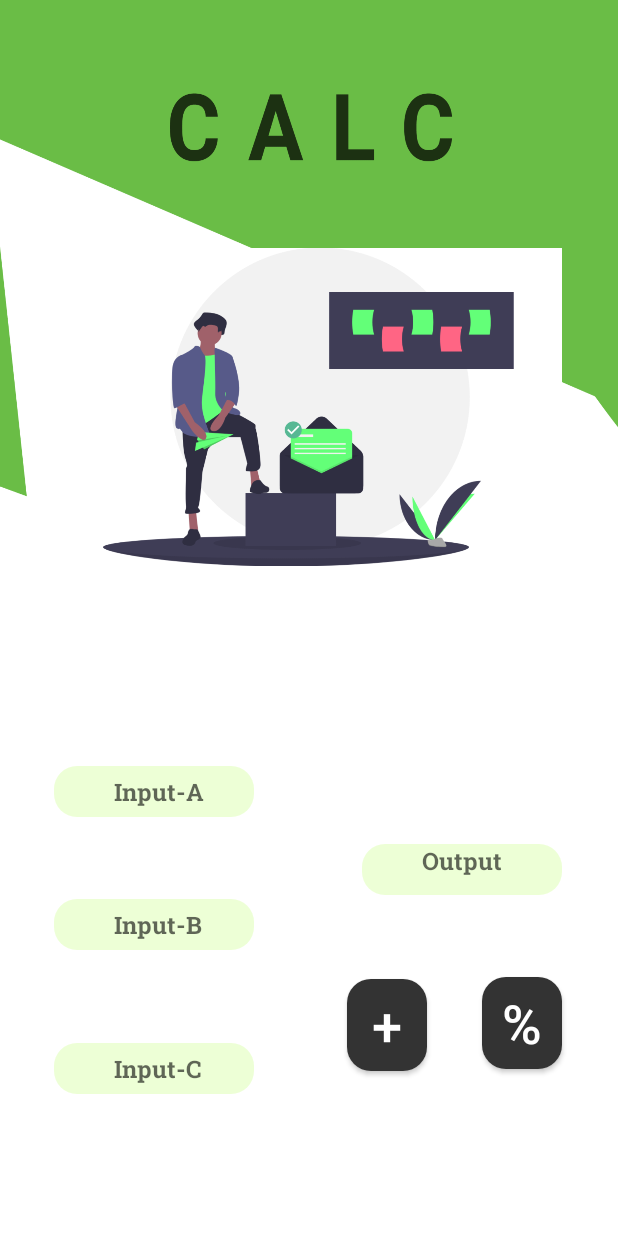
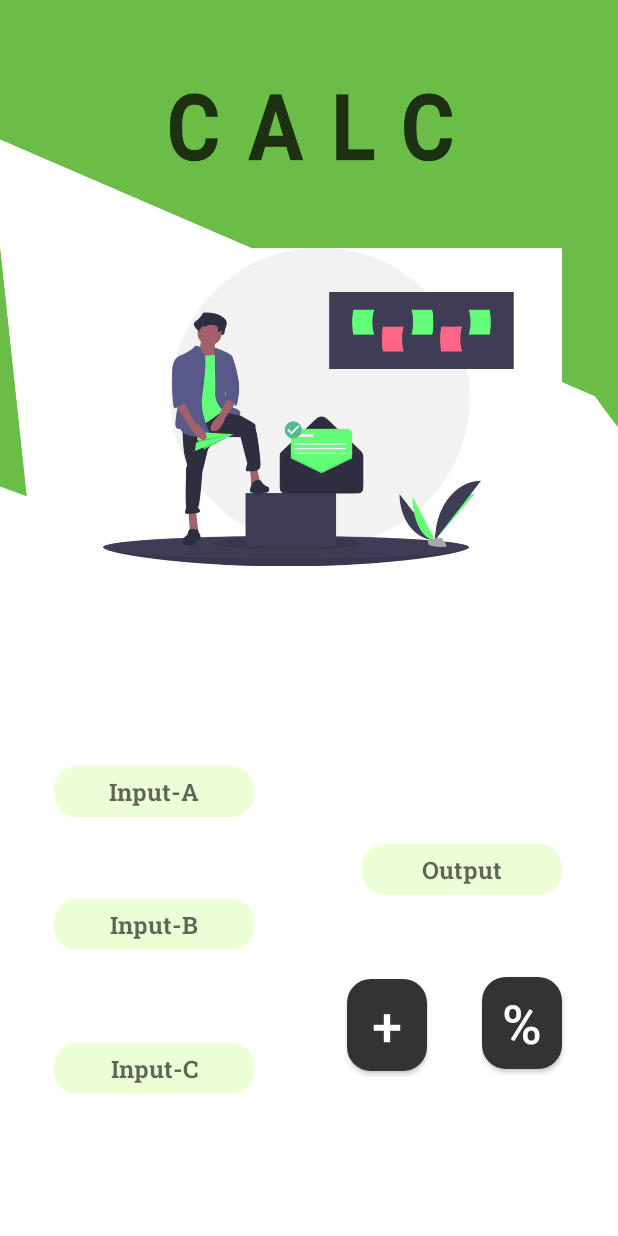
Before and after one commit to jaswanth-gollamudi/First-Android-App-With-Gui., an Android app: the screen it shows after launch (MainActivity), on a phone screen of 412 x 824 dp. Run offline under Robolectric (Android 15) with nearby library versions, the phone set to English and light mode, and no system bars.

Commit message:
commit it

```diff
--- a/app/src/main/java/motorcalc/com/MainActivity.java
+++ b/app/src/main/java/motorcalc/com/MainActivity.java
@@ -10,35 +10,35 @@ import android.widget.TextView;
 
 public class MainActivity extends AppCompatActivity {
 
-     EditText inedittext,inedittext1,inedittext2;
-     TextView ouedittext;
-     Button AddButton,DivButton;
+     EditText inEdittext,inEdittext1,inEdittext2;
+     TextView ouEdittext;
+     Button addButton,divButton;
 
     @Override
     protected void onCreate(Bundle savedInstanceState) {
         super.onCreate(savedInstanceState);
         setContentView(R.layout.activity_main);
 
-        inedittext = findViewById(R.id.input);
-        inedittext1 = findViewById(R.id.input1);
-        inedittext2 = findViewById(R.id.input2);
-        ouedittext=findViewById(R.id.output);
-        AddButton=findViewById(R.id.calc1);
-        DivButton=findViewById(R.id.calc2);
+        inEdittext = findViewById(R.id.input);
+        inEdittext1 = findViewById(R.id.input1);
+        inEdittext2 = findViewById(R.id.input2);
+        ouEdittext=findViewById(R.id.output);
+        addButton=findViewById(R.id.calc1);
+        divButton=findViewById(R.id.calc2);
 
     }
-    public void addnumbers(View v){
+    public void addNumbers(View v){
         double n1,n2,n3,result;
-        n1 = Double.parseDouble(inedittext.getText().toString());
-        n2 = Double.parseDouble(inedittext1.getText().toString());
+        n1 = Double.parseDouble(inEdittext.getText().toString());
+        n2 = Double.parseDouble(inEdittext1.getText().toString());
         result = n1+n2;
-        ouedittext.setText(String.format("sum : %.2f", result));
+        ouEdittext.setText(String.format("%.2f", result));
     }
-    public void Divnumbers(View v){
+    public void divNumbers(View v){
         double n1,n2,n3,result1;
-        n3 = Double.parseDouble(inedittext2.getText().toString());
-        n2 = Double.parseDouble(inedittext1.getText().toString());
+        n3 = Double.parseDouble(inEdittext2.getText().toString());
+        n2 = Double.parseDouble(inEdittext1.getText().toString());
         result1 = n2/n3;
-        ouedittext.setText(String.format("Rem : %.2f", result1));
+        ouEdittext.setText(String.format("%.2f", result1));
     }
 }
--- a/app/src/main/res/layout/activity_main.xml
+++ b/app/src/main/res/layout/activity_main.xml
@@ -26,9 +26,11 @@
         android:layout_height="34dp"
         android:background="@drawable/custom_button"
         android:fontFamily="@font/roboto_slab_bold"
-        android:hint="          Input-A"
-        android:inputType="number|numberDecimal"
-        android:textSize="16sp"
+        android:gravity="center"
+        android:hint="@string/Input"
+        android:inputType="numberSigned|number|numberDecimal"
+        android:textSize="16dp"
+        android:maxLength="10"
         app:layout_constraintBottom_toBottomOf="parent"
         app:layout_constraintEnd_toEndOf="parent"
         app:layout_constraintHorizontal_bias="0.129"
@@ -43,9 +45,11 @@
         android:layout_height="34dp"
         android:background="@drawable/custom_button"
         android:fontFamily="@font/roboto_slab_bold"
-        android:hint="          Input-B"
-        android:inputType="number|numberDecimal"
-        android:textSize="16sp"
+        android:gravity="center"
+        android:hint="@string/InputB"
+        android:maxLength="10"
+        android:inputType="numberSigned|number|numberDecimal"
+        android:textSize="16dp"
         app:layout_constraintBottom_toBottomOf="parent"
         app:layout_constraintEnd_toEndOf="@+id/input"
         app:layout_constraintHorizontal_bias="1.0"
@@ -60,9 +64,11 @@
         android:layout_height="34dp"
         android:background="@drawable/custom_button"
         android:fontFamily="@font/roboto_slab_bold"
-        android:hint="          Input-C"
-        android:inputType="number|numberDecimal"
-        android:textSize="16sp"
+        android:gravity="center"
+        android:hint="@string/InputC"
+        android:inputType="numberSigned|number|numberDecimal"
+        android:textSize="16dp"
+        android:maxLength="10"
         app:layout_constraintBottom_toBottomOf="parent"
         app:layout_constraintEnd_toEndOf="@+id/input1"
         app:layout_constraintStart_toStartOf="@+id/input1"
@@ -75,9 +81,10 @@
         android:layout_width="133dp"
         android:layout_height="34dp"
         android:background="@drawable/custom_output"
-        android:textSize="16sp"
+        android:textSize="16dp"
         android:fontFamily="@font/roboto_slab_bold"
-        android:hint="          Output"
+        android:hint="@string/Output"
+        android:gravity="center"
         android:textColor="#151414"
         app:layout_constraintBottom_toBottomOf="parent"
         app:layout_constraintEnd_toEndOf="parent"
@@ -91,10 +98,11 @@
         android:layout_width="53dp"
         android:layout_height="61dp"
         android:background="@drawable/custom_calcbutton"
-        android:onClick="addnumbers"
+        android:gravity="center"
+        android:onClick="addNumbers"
         android:text="+"
         android:textColor="@color/white"
-        android:textSize="36sp"
+        android:textSize="36dp"
         app:layout_constraintBottom_toBottomOf="parent"
         app:layout_constraintEnd_toEndOf="parent"
         app:layout_constraintHorizontal_bias="0.645"
@@ -107,10 +115,11 @@
         android:layout_width="53dp"
         android:layout_height="61dp"
         android:background="@drawable/custom_calcbutton"
-        android:onClick="Divnumbers"
+        android:gravity="center"
+        android:onClick="divNumbers"
         android:text="%"
         android:textColor="@color/white"
-        android:textSize="36sp"
+        android:textSize="36dp"
         app:layout_constraintBottom_toBottomOf="parent"
         app:layout_constraintEnd_toEndOf="parent"
         app:layout_constraintHorizontal_bias="0.896"
--- a/app/src/main/res/values/strings.xml
+++ b/app/src/main/res/values/strings.xml
@@ -1,3 +1,7 @@
 <resources>
     <string name="app_name">Testcase</string>
+    <string name="Input">Input-A</string>
+    <string name="InputB">Input-B</string>
+    <string name="InputC">Input-C</string>
+    <string name="Output">Output</string>
 </resources>
```
